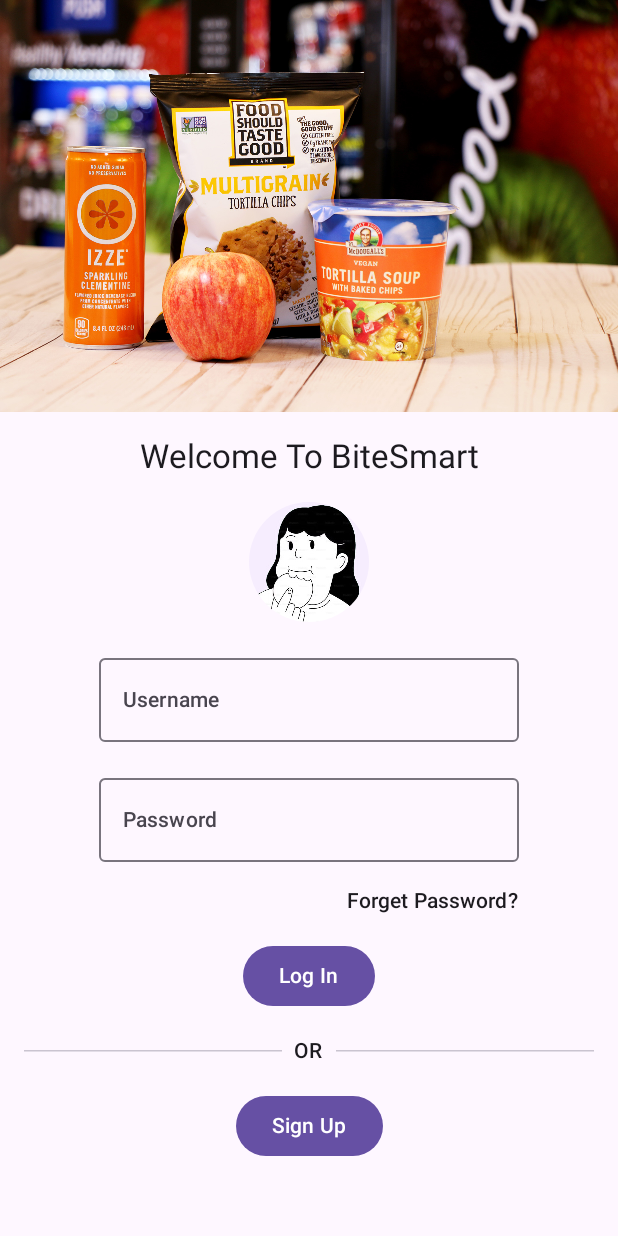
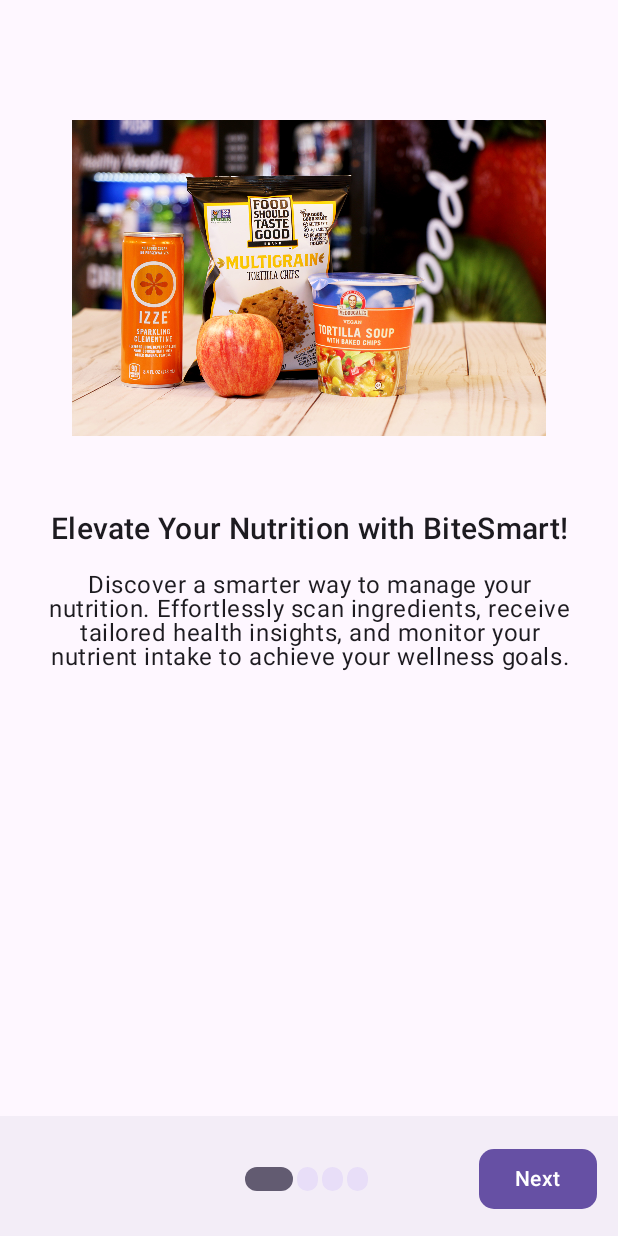
Before and after one commit to clerisy47/BiteSmart, an Android app built with Jetpack Compose: the screen it shows after launch (MainActivity), on a phone screen of 412 x 824 dp. Run offline under Robolectric (Android 15) with nearby library versions, the phone set to English and light mode, and no system bars.

Commit message:
implemented onBoarding Screen

```diff
--- a/Frontend/app/src/main/java/com/app/bitesmart/MainActivity.kt
+++ b/Frontend/app/src/main/java/com/app/bitesmart/MainActivity.kt
@@ -7,18 +7,25 @@ import androidx.activity.ComponentActivity
 import androidx.activity.compose.setContent
 import androidx.activity.enableEdgeToEdge
 import androidx.activity.result.contract.ActivityResultContracts
+import androidx.compose.foundation.background
+import androidx.compose.foundation.layout.Box
 import androidx.compose.foundation.layout.fillMaxSize
+import androidx.compose.material3.MaterialTheme
 import androidx.compose.material3.Scaffold
-import androidx.compose.material3.Text
 import androidx.compose.runtime.Composable
+import androidx.compose.runtime.rememberCoroutineScope
 import androidx.compose.ui.Modifier
 import androidx.compose.ui.tooling.preview.Preview
 import androidx.core.content.ContextCompat
 import androidx.core.splashscreen.SplashScreen.Companion.installSplashScreen
 import com.app.bitesmart.navigation.BiteSmartNavigation
+import com.app.bitesmart.onBoard.OnBoardingScreen
+import com.app.bitesmart.onBoard.OnBoardingUtils
 import com.app.bitesmart.ui.theme.BiteSmartTheme
+import kotlinx.coroutines.launch
+
 class MainActivity : ComponentActivity() {
-
+    private val onBoardingUtils by lazy { OnBoardingUtils(this) }
     private val cameraPermissionRequest =
         registerForActivityResult(ActivityResultContracts.RequestPermission()) { isGranted ->
             if (isGranted) {
@@ -54,27 +61,36 @@ class MainActivity : ComponentActivity() {
             BiteSmartTheme {
                 Scaffold(modifier = Modifier.fillMaxSize()) { _ ->
                     //don't include innerPadding it disturbs the padding of topAppBar and ButtonAppBar
+                    if(onBoardingUtils.isOnBoardingCompleted()){
+                        BiteSmartNavigation()
+                    }else{
+                        ShowOnBoardingScreen()
+                    }
+                }
+            }
+        }
+    }
+    @Composable
+    private fun ShowOnBoardingScreen(){
+        val scope = rememberCoroutineScope()
+        Box(modifier = Modifier.background(color = MaterialTheme.colorScheme.background)){
+            OnBoardingScreen {
+                onBoardingUtils.setOnBoardingCompleted()
+//            Toast.makeText(context,"OnBoarding Completed", Toast.LENGTH_SHORT).show()
+                scope.launch {
+                    setContent{
                         BiteSmartNavigation()
                     }
                 }
             }
         }
-
     }
-
-
-@Composable
-fun Greeting(){
-    Text(
-        text = "Hello"
-    )
-}
-
-
     @Preview(showBackground = true)
     @Composable
     fun GreetingPreview() {
         BiteSmartTheme {
-        Greeting()
+            ShowOnBoardingScreen()
         }
     }
+
+}
--- /dev/null
+++ b/Frontend/app/src/main/java/com/app/bitesmart/onBoard/OnBoardingModel.kt
@@ -0,0 +1,35 @@
+package com.app.bitesmart.onBoard
+
+import androidx.annotation.DrawableRes
+import com.app.bitesmart.R
+
+sealed class OnBoardingModel (
+    @DrawableRes val image: Int,
+    val title: String,
+    val description: String,
+){
+    data object FirstPages : OnBoardingModel(
+        image = R.drawable.log_in_img_banner,
+        title = "Elevate Your Nutrition with BiteSmart!",
+        description = "Discover a smarter way to manage your nutrition. Effortlessly scan ingredients, receive tailored health insights, and monitor your nutrient intake to achieve your wellness goals."
+    )
+
+    data object SecondPages : OnBoardingModel(
+        image = R.drawable.log_in_img_banner,
+        title = "Effortless Ingredient Scanning",
+        description = "Empower your choices by scanning product labels with ease. Detect harmful substances, avoid banned additives, and make informed decisions for a healthier lifestyle."
+    )
+
+    data object ThirdPages : OnBoardingModel(
+        image = R.drawable.log_in_img_banner,
+        title = "Personalized Health Compatibility",
+        description = "Ensure your food choices align with your health needs. Check for safety against diabetes, allergies, and dietary restrictions, giving you confidence and peace of mind."
+    )
+
+    data object FourthPages : OnBoardingModel(
+        image = R.drawable.log_in_img_banner,
+        title = "Monitor Your Nutrient Journey",
+        description = "Keep track of your monthly nutrient intake. Gain insights on essential vitamins and minerals, identify deficiencies, and stay on top of your health with personalized recommendations."
+    )
+
+}
--- /dev/null
+++ b/Frontend/app/src/main/java/com/app/bitesmart/onBoard/OnBoardingScreen.kt
@@ -0,0 +1,135 @@
+package com.app.bitesmart.onBoard
+
+import androidx.compose.foundation.layout.Arrangement
+import androidx.compose.foundation.layout.Box
+import androidx.compose.foundation.layout.Column
+import androidx.compose.foundation.layout.Row
+import androidx.compose.foundation.layout.fillMaxSize
+import androidx.compose.foundation.layout.fillMaxWidth
+import androidx.compose.foundation.layout.padding
+import androidx.compose.foundation.pager.HorizontalPager
+import androidx.compose.foundation.pager.rememberPagerState
+import androidx.compose.material3.BottomAppBar
+import androidx.compose.material3.MaterialTheme
+import androidx.compose.material3.Scaffold
+import androidx.compose.material3.Surface
+import androidx.compose.runtime.Composable
+import androidx.compose.runtime.derivedStateOf
+import androidx.compose.runtime.remember
+import androidx.compose.runtime.rememberCoroutineScope
+import androidx.compose.ui.Alignment
+import androidx.compose.ui.Modifier
+import androidx.compose.ui.graphics.Color
+import androidx.compose.ui.tooling.preview.Preview
+import androidx.compose.ui.unit.dp
+import com.app.bitesmart.widgets.IndicatorUi
+import com.app.bitesmart.widgets.OnBoardButtonUi
+import com.app.bitesmart.widgets.OnBoardingGraphUI
+import kotlinx.coroutines.launch
+
+@Composable
+fun OnBoardingScreen(onFinished: () -> Unit){
+    val pages: List<OnBoardingModel> = listOf(
+        OnBoardingModel.FirstPages,
+        OnBoardingModel.SecondPages,
+        OnBoardingModel.ThirdPages,
+        OnBoardingModel.FourthPages
+    )
+
+    val pagerState = rememberPagerState(initialPage = 0) {
+        pages.size
+    }
+
+    val buttonState = remember{
+        derivedStateOf{
+            when(pagerState.currentPage){
+                0 -> listOf("","Next")
+                1 -> listOf("Back","Next")
+                2 -> listOf("Back","Next")
+                3 -> listOf("Back","Get Started")
+                else -> listOf("","")
+            }
+        }
+    }
+    val scope = rememberCoroutineScope()
+    Scaffold(
+        bottomBar = {
+            BottomAppBar(
+                actions = {
+                    Row(
+                        modifier = Modifier.fillMaxWidth()
+                            .padding(10.dp, 5.dp),
+                        horizontalArrangement = Arrangement.SpaceBetween,
+                        verticalAlignment = Alignment.CenterVertically
+                    ) {
+                        Box(
+                            modifier = Modifier.weight(1f),
+                            contentAlignment = Alignment.CenterStart
+                        ){
+                            if(buttonState.value[0].isNotEmpty())
+                                OnBoardButtonUi(
+                                    text = buttonState.value[0],
+                                    backgroundColor = Color.Transparent,
+                                    textColor = Color.Gray
+                                ){
+                                    scope.launch {
+                                        if(pagerState.currentPage > 0){
+                                            pagerState.animateScrollToPage(page = pagerState.currentPage - 1)
+                                        }
+                                    }
+                                }
+                        }
+                        Box(
+//                            modifier = Modifier.weight(1f),
+                            contentAlignment = Alignment.Center
+                        ){
+                            IndicatorUi(pageSize = pages.size, currentPage = pagerState.currentPage)
+                        }
+                        Box(
+                            modifier = Modifier.weight(1f),
+                            contentAlignment = Alignment.CenterEnd
+                        ){
+                            OnBoardButtonUi(
+                                text = buttonState.value[1],
+                                backgroundColor = MaterialTheme.colorScheme.primary,
+                                textColor = MaterialTheme.colorScheme.onPrimary
+                            ) {
+                                scope.launch {
+                                    if(pagerState.currentPage < pages.size-1){
+                                        pagerState.animateScrollToPage(page = pagerState.currentPage + 1)
+                                    }else{
+                                        onFinished()
+                                    }
+                                }
+                            }
+                        }
+                    }
+                }
+            )
+
+        },
+    ){
+        Surface(
+            modifier = Modifier.fillMaxSize()
+                .padding(it)
+        ) {
+            Column (
+                modifier = Modifier.fillMaxSize()
+            ){
+                HorizontalPager(state = pagerState) { index->
+                    OnBoardingGraphUI(onBoardingModel = pages[index])
+                }
+
+            }
+        }
+    }
+
+
+
+}
+
+@Preview(showBackground = true)
+@Composable
+fun OnBoardingScreenPreview(){
+    OnBoardingScreen {  }
+}
--- /dev/null
+++ b/Frontend/app/src/main/java/com/app/bitesmart/onBoard/OnBoardingUtils.kt
@@ -0,0 +1,16 @@
+package com.app.bitesmart.onBoard
+
+import android.content.Context
+
+class OnBoardingUtils(private val context: Context) {
+    fun isOnBoardingCompleted(): Boolean{
+        return context.getSharedPreferences("onboarding",Context.MODE_PRIVATE)
+            .getBoolean("completed", false)
+    }
+    fun setOnBoardingCompleted(){
+        context.getSharedPreferences("onboarding",Context.MODE_PRIVATE)
+            .edit()
+            .putBoolean("completed", true)
+            .apply()
+    }
+}
--- /dev/null
+++ b/Frontend/app/src/main/java/com/app/bitesmart/widgets/OnBoardingWidgets.kt
@@ -0,0 +1,178 @@
+package com.app.bitesmart.widgets
+
+import androidx.compose.foundation.Image
+import androidx.compose.foundation.background
+import androidx.compose.foundation.layout.Arrangement
+import androidx.compose.foundation.layout.Box
+import androidx.compose.foundation.layout.Column
+import androidx.compose.foundation.layout.Row
+import androidx.compose.foundation.layout.Spacer
+import androidx.compose.foundation.layout.fillMaxSize
+import androidx.compose.foundation.layout.fillMaxWidth
+import androidx.compose.foundation.layout.height
+import androidx.compose.foundation.layout.padding
+import androidx.compose.foundation.layout.size
+import androidx.compose.foundation.layout.width
+import androidx.compose.foundation.shape.RoundedCornerShape
+import androidx.compose.material3.Button
+import androidx.compose.material3.ButtonDefaults
+import androidx.compose.material3.MaterialTheme
+import androidx.compose.material3.Text
+import androidx.compose.runtime.Composable
+import androidx.compose.ui.Alignment
+import androidx.compose.ui.Modifier
+import androidx.compose.ui.draw.clip
+import androidx.compose.ui.graphics.Color
+import androidx.compose.ui.res.painterResource
+import androidx.compose.ui.text.TextStyle
+import androidx.compose.ui.text.style.TextAlign
+import androidx.compose.ui.tooling.preview.Preview
+import androidx.compose.ui.unit.dp
+import androidx.compose.ui.unit.sp
+import com.app.bitesmart.onBoard.OnBoardingModel
+
+@Composable
+fun OnBoardingGraphUI(onBoardingModel: OnBoardingModel){
+    Column(
+        modifier = Modifier.fillMaxSize()
+            .padding(horizontal = 16.dp)
+    ) {
+        Spacer(modifier = Modifier.fillMaxWidth().size(80.dp))
+        Image(
+            painter = painterResource(id = onBoardingModel.image),
+            contentDescription = null,
+            modifier = Modifier.fillMaxWidth()
+                .padding(32.dp,0.dp),
+            alignment = Alignment.Center
+        )
+        Spacer(Modifier.size(50.dp))
+        Text(
+            text = onBoardingModel.title,
+            modifier = Modifier.fillMaxWidth(),
+            fontSize = 20.sp,
+            textAlign = TextAlign.Center,
+            style = MaterialTheme.typography.titleMedium,
+            color = MaterialTheme.colorScheme.onBackground
+        )
+        Spacer(
+            modifier = Modifier.fillMaxWidth()
+                .size(16.dp)
+        )
+        Text(
+            text = onBoardingModel.description,
+            modifier = Modifier.fillMaxWidth()
+                .padding(15.dp, 0.dp),
+            fontSize = 16.sp,
+            textAlign = TextAlign.Center,
+            style = MaterialTheme.typography.bodySmall,
+            color = MaterialTheme.colorScheme.onSurface
+        )
+    }
+}
+
+@Composable
+fun IndicatorUi(
+    pageSize: Int,
+    currentPage: Int,
+    selectedColor: Color = MaterialTheme.colorScheme.secondary,
+    unselectedColor: Color = MaterialTheme.colorScheme.secondaryContainer
+){
+    Row (horizontalArrangement = Arrangement.SpaceBetween){
+        repeat(pageSize){
+            Box(modifier = Modifier.height(16.dp)
+                .width(width = if(it==currentPage) 32.dp else 14.dp)
+                .clip(RoundedCornerShape(10.dp))
+                .background(color = if(it == currentPage) selectedColor else unselectedColor)
+            )
+            Spacer(modifier = Modifier.size(2.5.dp))
+        }
+    }
+}
+
+@Composable
+fun OnBoardButtonUi(
+    text: String = "Next",
+    backgroundColor: Color = MaterialTheme.colorScheme.primary,
+    textColor: Color = MaterialTheme.colorScheme.onPrimary,
+    textStyle: TextStyle = MaterialTheme.typography.titleMedium,
+    fontSize: Int = 14,
+    onClick: () -> Unit
+){
+    Button(
+        onClick = onClick,
+        colors = ButtonDefaults.buttonColors(
+            containerColor = backgroundColor,
+            contentColor = textColor
+        ),
+        shape = RoundedCornerShape(10.dp)
+    ) {
+        Text(
+            text = text,
+            fontSize = fontSize.sp,
+            style = textStyle
+        )
+    }
+}
+
+@Preview
+@Composable
+fun NextButton(){
+    OnBoardButtonUi(text = "Get Started") {
+
+    }
+}
+@Preview
+@Composable
+fun BackButton(){
+    OnBoardButtonUi(
+        text = "Back",
+        backgroundColor = Color.Transparent,
+        textColor = Color.Gray,
+        textStyle = MaterialTheme.typography.bodySmall,
+        fontSize = 13
+        ) {
+
+    }
+}
+
+@Preview(showBackground = true)
+@Composable
+fun IndicatorPreview1(){
+    IndicatorUi(pageSize = 4, currentPage = 0)
+}
+//@Preview(showBackground = true)
+//@Composable
+//fun IndicatorPreview2(){
+//    IndicatorUi(pageSize = 4, currentPage = 1)
+//}
+//@Preview(showBackground = true)
+//@Composable
+//fun IndicatorPreview3(){
+//    IndicatorUi(pageSize = 4, currentPage = 2)
+//}
+//@Preview(showBackground = true)
+//@Composable
+//fun IndicatorPreview4(){
+//    IndicatorUi(pageSize = 4, currentPage = 3)
+//}
+//
+@Preview(showBackground = true)
+@Composable
+fun OnBoardingPreviewFirst(){
+    OnBoardingGraphUI(onBoardingModel = OnBoardingModel.FirstPages)
+}
+//@Preview(showBackground = true)
+//@Composable
+//fun OnBoardingPreviewSecond(){
+//    OnBoardingGraphUI(onBoardingModel = OnBoardingModel.SecondPages)
+//}
+//@Preview(showBackground = true)
+//@Composable
+//fun OnBoardingPreviewThird(){
+//    OnBoardingGraphUI(onBoardingModel = OnBoardingModel.ThirdPages)
+//}
+//@Preview(showBackground = true)
+//@Composable
+//fun OnBoardingPreviewFourth(){
+//    OnBoardingGraphUI(onBoardingModel = OnBoardingModel.FourthPages)
+//}
```
Lines whose indentation alone changed are shown as unchanged.
